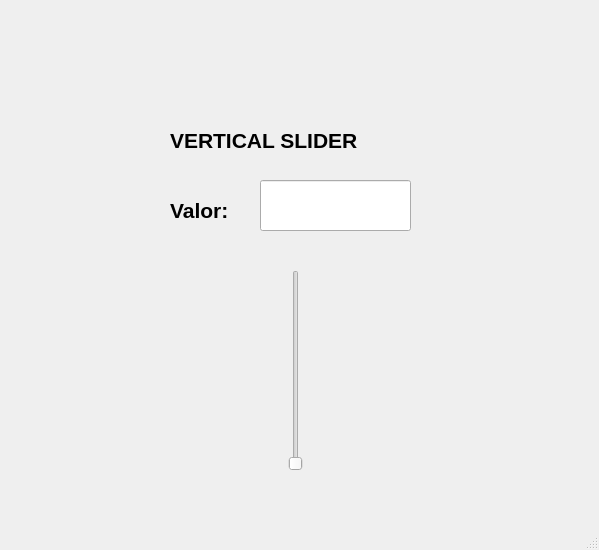
First picture: the form in UNIDAD_2/P_4_Control_ImagenesInformacion.ui, repository ahgarciar/PIP_Clase_Equipo_0, before the edit.
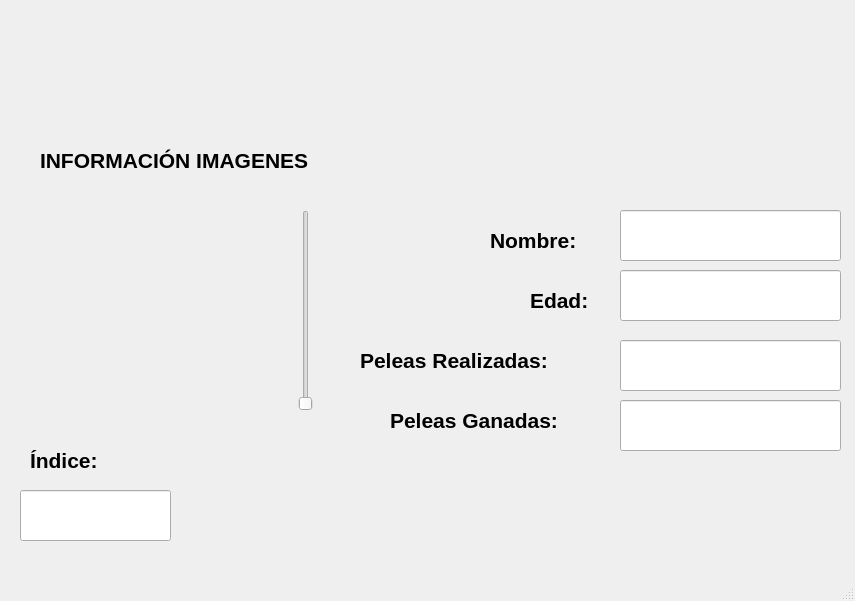
Second picture: the form after the edit. Icons and pictures are not drawn.

Diff of the .ui file:
```diff
--- a/UNIDAD_2/P_4_Control_ImagenesInformacion.ui
+++ b/UNIDAD_2/P_4_Control_ImagenesInformacion.ui
@@ -6,8 +6,8 @@
    <rect>
     <x>0</x>
     <y>0</y>
-    <width>599</width>
-    <height>550</height>
+    <width>855</width>
+    <height>601</height>
    </rect>
   </property>
   <property name="windowTitle">
@@ -17,9 +17,9 @@
    <widget class="QLabel" name="label">
     <property name="geometry">
      <rect>
-      <x>170</x>
-      <y>120</y>
-      <width>261</width>
+      <x>40</x>
+      <y>140</y>
+      <width>381</width>
       <height>41</height>
      </rect>
     </property>
@@ -31,14 +31,14 @@
      </font>
     </property>
     <property name="text">
-     <string>VERTICAL SLIDER</string>
+     <string>INFORMACIÓN IMAGENES</string>
     </property>
    </widget>
    <widget class="QLineEdit" name="txt_valor">
     <property name="geometry">
      <rect>
-      <x>260</x>
-      <y>180</y>
+      <x>20</x>
+      <y>490</y>
       <width>151</width>
       <height>51</height>
      </rect>
@@ -55,9 +55,9 @@
    <widget class="QLabel" name="label_2">
     <property name="geometry">
      <rect>
-      <x>170</x>
-      <y>190</y>
-      <width>81</width>
+      <x>30</x>
+      <y>440</y>
+      <width>91</width>
       <height>41</height>
      </rect>
     </property>
@@ -69,15 +69,15 @@
      </font>
     </property>
     <property name="text">
-     <string>Valor:</string>
+     <string>Índice:</string>
     </property>
    </widget>
    <widget class="QSlider" name="verticalSlider">
     <property name="geometry">
      <rect>
-      <x>240</x>
-      <y>270</y>
-      <width>111</width>
+      <x>280</x>
+      <y>210</y>
+      <width>51</width>
       <height>201</height>
      </rect>
     </property>
@@ -85,6 +85,215 @@
      <enum>Qt::Vertical</enum>
     </property>
    </widget>
+   <widget class="QLabel" name="label_3">
+    <property name="geometry">
+     <rect>
+      <x>20</x>
+      <y>20</y>
+      <width>231</width>
+      <height>91</height>
+     </rect>
+    </property>
+    <property name="text">
+     <string/>
+    </property>
+    <property name="pixmap">
+     <pixmap resource="archivo_recursos.qrc">:/Intro/UAT-Logotipo202.png</pixmap>
+    </property>
+    <property name="scaledContents">
+     <bool>true</bool>
+    </property>
+   </widget>
+   <widget class="QLabel" name="label_4">
+    <property name="geometry">
+     <rect>
+      <x>610</x>
+      <y>10</y>
+      <width>231</width>
+      <height>91</height>
+     </rect>
+    </property>
+    <property name="text">
+     <string/>
+    </property>
+    <property name="pixmap">
+     <pixmap resource="archivo_recursos.qrc">:/Intro/FI_LOGO.png</pixmap>
+    </property>
+    <property name="scaledContents">
+     <bool>true</bool>
+    </property>
+   </widget>
+   <widget class="QLabel" name="label_5">
+    <property name="geometry">
+     <rect>
+      <x>20</x>
+      <y>220</y>
+      <width>231</width>
+      <height>181</height>
+     </rect>
+    </property>
+    <property name="text">
+     <string/>
+    </property>
+    <property name="pixmap">
+     <pixmap resource="archivo_recursos.qrc">:/Intro/UAT-Logotipo202.png</pixmap>
+    </property>
+    <property name="scaledContents">
+     <bool>true</bool>
+    </property>
+   </widget>
+   <widget class="QLabel" name="label_6">
+    <property name="geometry">
+     <rect>
+      <x>490</x>
+      <y>220</y>
+      <width>131</width>
+      <height>41</height>
+     </rect>
+    </property>
+    <property name="font">
+     <font>
+      <pointsize>16</pointsize>
+      <weight>75</weight>
+      <bold>true</bold>
+     </font>
+    </property>
+    <property name="text">
+     <string>Nombre:</string>
+    </property>
+   </widget>
+   <widget class="QLabel" name="label_7">
+    <property name="geometry">
+     <rect>
+      <x>530</x>
+      <y>280</y>
+      <width>81</width>
+      <height>41</height>
+     </rect>
+    </property>
+    <property name="font">
+     <font>
+      <pointsize>16</pointsize>
+      <weight>75</weight>
+      <bold>true</bold>
+     </font>
+    </property>
+    <property name="text">
+     <string>Edad:</string>
+    </property>
+   </widget>
+   <widget class="QLabel" name="label_8">
+    <property name="geometry">
+     <rect>
+      <x>360</x>
+      <y>340</y>
+      <width>261</width>
+      <height>41</height>
+     </rect>
+    </property>
+    <property name="font">
+     <font>
+      <pointsize>16</pointsize>
+      <weight>75</weight>
+      <bold>true</bold>
+     </font>
+    </property>
+    <property name="text">
+     <string>Peleas Realizadas:</string>
+    </property>
+   </widget>
+   <widget class="QLabel" name="label_9">
+    <property name="geometry">
+     <rect>
+      <x>390</x>
+      <y>400</y>
+      <width>231</width>
+      <height>41</height>
+     </rect>
+    </property>
+    <property name="font">
+     <font>
+      <pointsize>16</pointsize>
+      <weight>75</weight>
+      <bold>true</bold>
+     </font>
+    </property>
+    <property name="text">
+     <string>Peleas Ganadas:</string>
+    </property>
+   </widget>
+   <widget class="QLineEdit" name="txt_nombre">
+    <property name="geometry">
+     <rect>
+      <x>620</x>
+      <y>210</y>
+      <width>221</width>
+      <height>51</height>
+     </rect>
+    </property>
+    <property name="font">
+     <font>
+      <pointsize>16</pointsize>
+     </font>
+    </property>
+    <property name="alignment">
+     <set>Qt::AlignCenter</set>
+    </property>
+   </widget>
+   <widget class="QLineEdit" name="txt_edad">
+    <property name="geometry">
+     <rect>
+      <x>620</x>
+      <y>270</y>
+      <width>221</width>
+      <height>51</height>
+     </rect>
+    </property>
+    <property name="font">
+     <font>
+      <pointsize>16</pointsize>
+     </font>
+    </property>
+    <property name="alignment">
+     <set>Qt::AlignCenter</set>
+    </property>
+   </widget>
+   <widget class="QLineEdit" name="txt_peleas_realizadas">
+    <property name="geometry">
+     <rect>
+      <x>620</x>
+      <y>340</y>
+      <width>221</width>
+      <height>51</height>
+     </rect>
+    </property>
+    <property name="font">
+     <font>
+      <pointsize>16</pointsize>
+     </font>
+    </property>
+    <property name="alignment">
+     <set>Qt::AlignCenter</set>
+    </property>
+   </widget>
+   <widget class="QLineEdit" name="txt_peleas_ganadas">
+    <property name="geometry">
+     <rect>
+      <x>620</x>
+      <y>400</y>
+      <width>221</width>
+      <height>51</height>
+     </rect>
+    </property>
+    <property name="font">
+     <font>
+      <pointsize>16</pointsize>
+     </font>
+    </property>
+    <property name="alignment">
+     <set>Qt::AlignCenter</set>
+    </property>
+   </widget>
   </widget>
   <widget class="QMenuBar" name="menubar">
    <property name="geometry">
```
Left out of the diff: 6 changed lines with no effect on the pictures.
